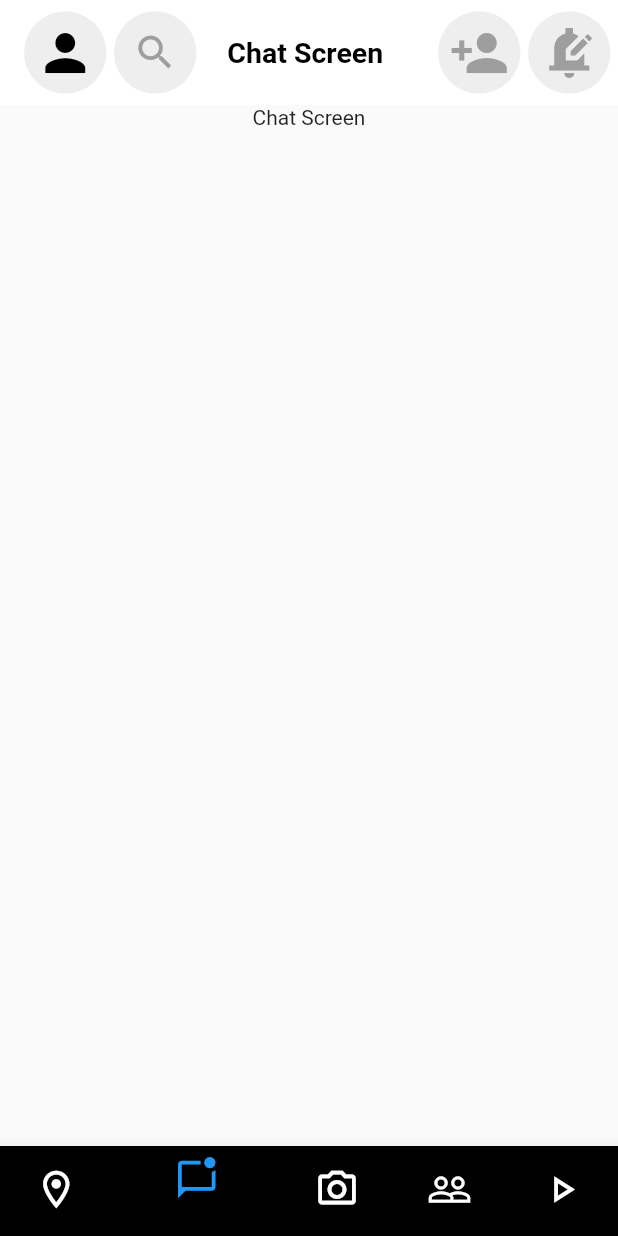
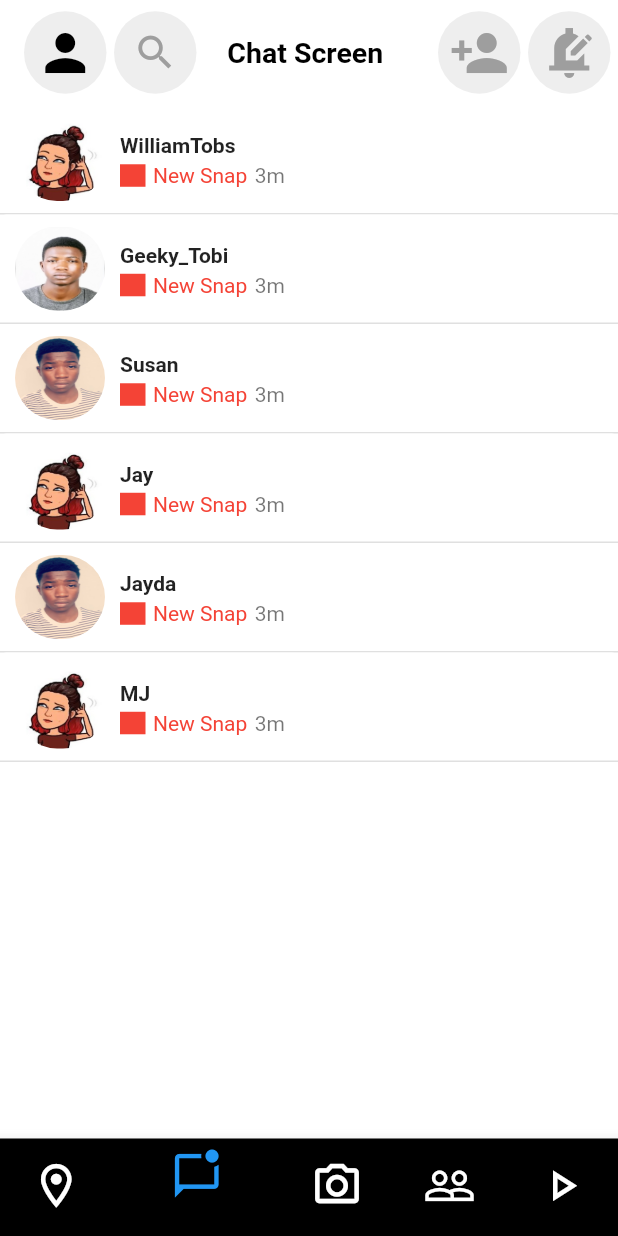
Before and after one commit to Williamtobs/SnapChat_Clone, a Flutter app: the screen it shows after launch, item 2 of the bottom bar chosen, on a phone screen of 412 x 824 dp. Run offline on Flutter 3.47's test engine with Material 2 defaults, Android fonts, the phone set to English and light mode, and no system bars.

Commit message:
chat page interface

```diff
--- /dev/null
+++ b/lib/Constant/friends.dart
@@ -0,0 +1,8 @@
+final Map<String, String> friends = {
+  'WilliamTobs': 'images/snap.jpg',
+  'Geeky_Tobi': 'images/imgg2.jpg',
+  'Susan': 'images/imgg.jpeg',
+  'Jay': 'images/snap.jpg',
+  'Jayda': 'images/imgg.jpeg',
+  'MJ': 'images/snap.jpg',
+};
--- a/lib/Screens/Chat.dart
+++ b/lib/Screens/Chat.dart
@@ -1,5 +1,7 @@
 import 'package:flutter/material.dart';
+import 'package:snapchatclone/Constant/friends.dart';
 import 'package:snapchatclone/Widgets/appbar.dart';
+// import 'package:snapchatclone/Widgets/ListTiles.dart';
 
 class Chat extends StatefulWidget {
   @override
@@ -18,10 +20,57 @@ class _Chat extends State<Chat> {
     BuildContext context,
   ) {
     return Scaffold(
+        backgroundColor: Colors.white,
         appBar: MyAppBar(context, title),
-        body: Container(
-          alignment: Alignment.topCenter,
-          child: SafeArea(child: Text(getTitle())),
+        body: ListView(
+          padding: EdgeInsets.all(0),
+          children: friends.entries
+              .map((entry) => new ListTile(
+                    shape: UnderlineInputBorder(
+                      borderSide: BorderSide(color: Colors.black12),
+                    ),
+                    tileColor: Colors.white,
+                    horizontalTitleGap: 10,
+                    minVerticalPadding: 8,
+                    contentPadding: EdgeInsets.only(
+                      left: 10,
+                      right: 10,
+                    ),
+                    leading: ClipRRect(
+                        borderRadius: BorderRadius.circular(30.0),
+                        child: Image(
+                            fit: BoxFit.fill,
+                            height: 60,
+                            width: 60,
+                            image: AssetImage(
+                              entry.value.toString(),
+                            ))),
+                    title: Text(
+                      entry.key,
+                      style:
+                          TextStyle(fontWeight: FontWeight.bold, fontSize: 14),
+                    ),
+                    subtitle: Row(
+                      mainAxisAlignment: MainAxisAlignment.start,
+                      children: [
+                        Container(
+                          padding: EdgeInsets.all(0),
+                          margin: EdgeInsets.only(right: 5),
+                          height: 15,
+                          width: 17,
+                          color: Colors.red,
+                        ),
+                        Container(
+                            margin: EdgeInsets.only(right: 5),
+                            child: Text(
+                              "New Snap",
+                              style: TextStyle(color: Colors.red),
+                            )),
+                        Text("3m")
+                      ],
+                    ),
+                  ))
+              .toList(),
         ));
   }
 }
--- a/lib/Screens/Navigation.dart
+++ b/lib/Screens/Navigation.dart
@@ -42,22 +42,43 @@ class _Routes extends State<Routes> {
                         color: Colors
                             .yellow))), // sets the inactive color of the `BottomNavigationBar`
             child: BottomNavigationBar(
-                selectedItemColor: Colors.blue,
+                // selectedItemColor: Colors.blue,
                 unselectedItemColor: Colors.white,
                 currentIndex: _selectedIndex,
-                iconSize: 30,
+                iconSize: 35,
                 onTap: _onItemTapped,
                 items: const <BottomNavigationBarItem>[
                   BottomNavigationBarItem(
-                      icon: Icon(Icons.location_on_outlined), label: ''),
+                      activeIcon: Icon(
+                        Icons.location_on_outlined,
+                        color: Colors.green,
+                      ),
+                      icon: Icon(Icons.location_on_outlined),
+                      label: ''),
                   BottomNavigationBarItem(
-                      icon: Icon(Icons.mark_chat_unread_outlined), label: ''),
+                      activeIcon: Icon(Icons.mark_chat_unread_outlined,
+                          color: Colors.blue),
+                      icon: Icon(Icons.mark_chat_unread_outlined),
+                      label: ''),
                   BottomNavigationBarItem(
-                      icon: Icon(Icons.camera_alt_outlined), label: ''),
+                      activeIcon: Icon(
+                        Icons.camera_alt_outlined,
+                        color: Colors.yellow,
+                      ),
+                      icon: Icon(Icons.camera_alt_outlined),
+                      label: ''),
                   BottomNavigationBarItem(
-                      icon: Icon(Icons.people_outline), label: ''),
+                      activeIcon:
+                          Icon(Icons.people_outline, color: Colors.purple),
+                      icon: Icon(Icons.people_outline),
+                      label: ''),
                   BottomNavigationBarItem(
-                      icon: Icon(Icons.play_arrow_outlined), label: ''),
+                      activeIcon: Icon(
+                        Icons.play_arrow_outlined,
+                        color: Colors.red,
+                      ),
+                      icon: Icon(Icons.play_arrow_outlined),
+                      label: ''),
                 ])));
   }
 }
```
Also changed, not shown: lib/Widgets/ListTiles.dart (added, +57 -0 lines), pubspec.yaml (+4 -3 lines), images/imgg.jpeg (added), images/imgg2.jpg (added), images/snap.jpg (added), 2 other files.
